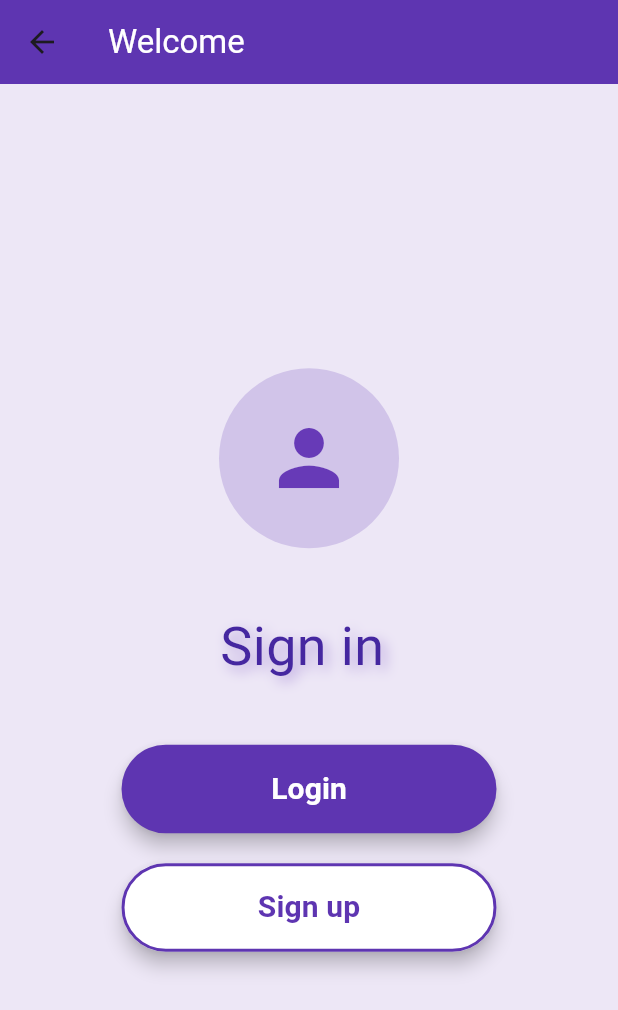
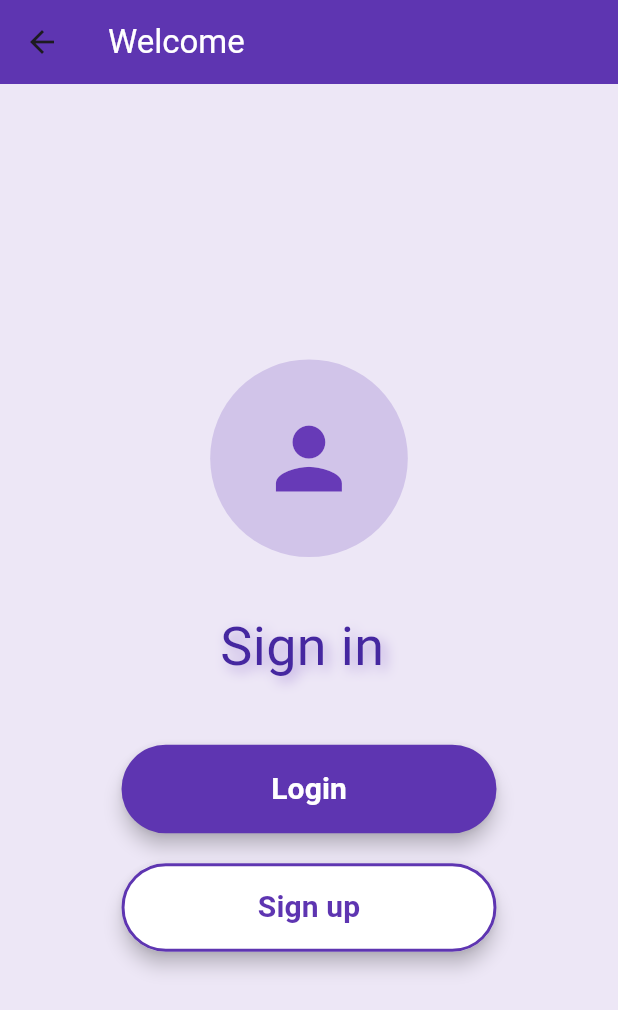
Before and after one commit to KhalilHen/30-seconds, a Flutter app: the screen it shows after launch, after a tap on the "add" icon, on a phone screen of 412 x 824 dp. Shown: the top 1010 px of the screen. Run offline on Flutter 3.47's test engine with Material 3 defaults, Android fonts, the phone set to English and light mode, and no system bars; our stand-ins replace audioplayers.

Commit message:
Added animation  to the circle avatar

```diff
--- a/thirty_seconds/lib/pages/account-page.dart
+++ b/thirty_seconds/lib/pages/account-page.dart
@@ -1,6 +1,32 @@
 import 'package:flutter/material.dart';
 
-class AccountPage extends StatelessWidget {
+class AccountPage extends StatefulWidget {
+  @override
+  State<AccountPage> createState() => _AccountPageState();
+}
+
+class _AccountPageState extends State<AccountPage> with SingleTickerProviderStateMixin {
+  late AnimationController animationController;
+  late Animation<double> scaleAnimation;
+
+  @override
+  void initState() {
+    super.initState();
+    animationController = AnimationController(
+      vsync: this,
+      duration: const Duration(milliseconds: 1000),
+    )..repeat(
+        reverse: true,
+      );
+    scaleAnimation = Tween<double>(begin: 1.0, end: 1.1).animate(CurvedAnimation(parent: animationController, curve: Curves.easeInOut));
+  }
+
+  @override
+  void dispose() {
+    animationController.dispose();
+    super.dispose();
+  }
+
   @override
   Widget build(BuildContext context) {
     return Scaffold(
@@ -19,13 +45,22 @@ class AccountPage extends StatelessWidget {
         child: Column(
           mainAxisAlignment: MainAxisAlignment.center,
           children: [
-            CircleAvatar(
+            AnimatedBuilder(
+              animation: scaleAnimation,
+              builder: (context, child) {
+                return Transform.scale(
+                  scale: scaleAnimation.value,
+                  child: child,
+                );
+              },
+              child: CircleAvatar(
                 radius: 60,
                 backgroundColor: Colors.deepPurple[100],
                 child: Icon(
                   Icons.person,
                   size: 60,
                   color: Colors.deepPurple,
+                ),
               ),
             ),
             SizedBox(
```
Lines whose indentation alone changed are shown as unchanged.
